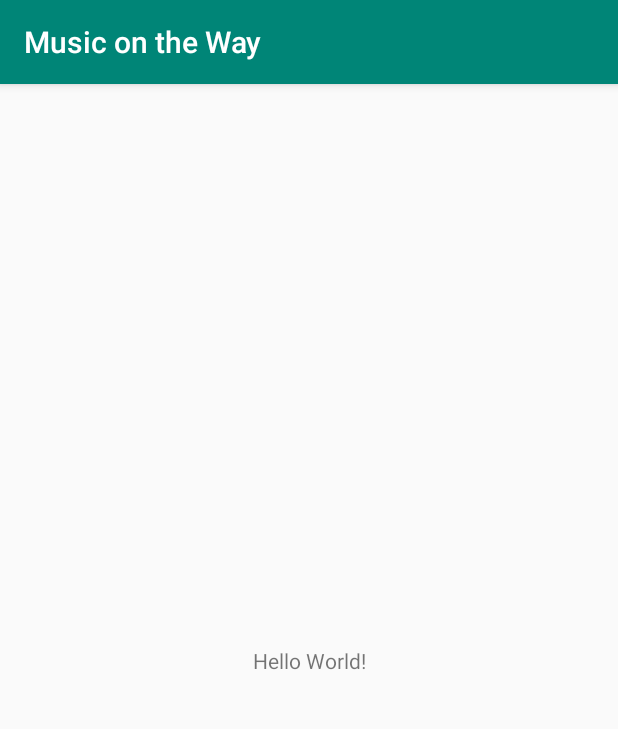
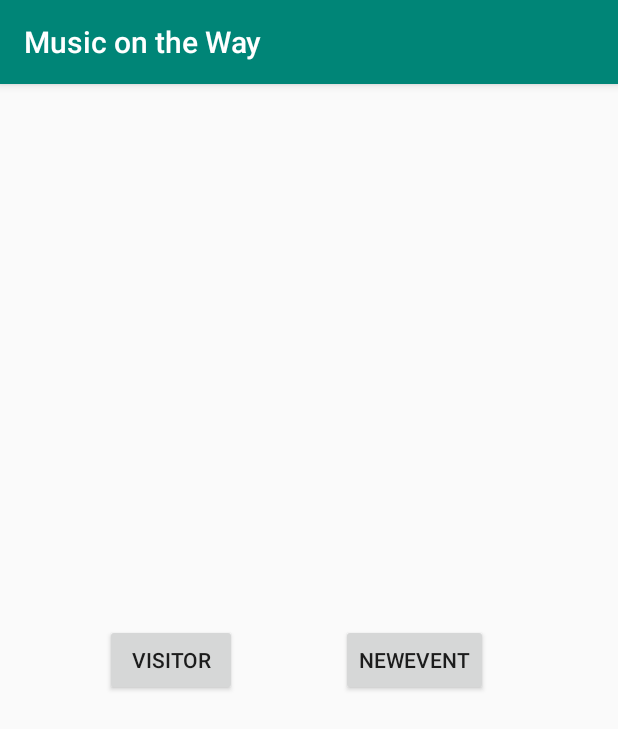
Before and after one commit to UlysseGebe/Music-on-the-Way, an Android app: the screen it shows after launch (MainActivity), on a phone screen of 412 x 824 dp. Shown: the top 729 px of the screen. Run offline under Robolectric (Android 15) with nearby library versions, the phone set to English and light mode, and no system bars.

Commit message:
AddEvent

```diff
--- a/app/src/main/AndroidManifest.xml
+++ b/app/src/main/AndroidManifest.xml
@@ -16,6 +16,7 @@
                 <category android:name="android.intent.category.LAUNCHER" />
             </intent-filter>
         </activity>
+        <activity android:name=".NewEvent"></activity>
     </application>
 
 </manifest>
--- a/app/src/main/java/com/hetic/musicontheway/MainActivity.kt
+++ b/app/src/main/java/com/hetic/musicontheway/MainActivity.kt
@@ -1,12 +1,20 @@
 package com.hetic.musicontheway
 
+import android.content.Intent
 import androidx.appcompat.app.AppCompatActivity
 import android.os.Bundle
+import kotlinx.android.synthetic.main.activity_main.*
 
 class MainActivity : AppCompatActivity() {
 
     override fun onCreate(savedInstanceState: Bundle?) {
         super.onCreate(savedInstanceState)
         setContentView(R.layout.activity_main)
+
+        Push.setOnClickListener {
+            val intent = Intent(this, NewEvent::class.java)
+            startActivity(intent)
+        }
+
     }
 }
--- a/app/src/main/res/layout/activity_main.xml
+++ b/app/src/main/res/layout/activity_main.xml
@@ -6,13 +6,24 @@
     android:layout_height="match_parent"
     tools:context=".MainActivity">
 
-    <TextView
+    <Button
+        android:id="@+id/Visitor"
         android:layout_width="wrap_content"
         android:layout_height="wrap_content"
-        android:text="Hello World!"
+        android:text="@string/Visitor"
         app:layout_constraintBottom_toBottomOf="parent"
-        app:layout_constraintLeft_toLeftOf="parent"
-        app:layout_constraintRight_toRightOf="parent"
+        app:layout_constraintEnd_toStartOf="@+id/Push"
+        app:layout_constraintStart_toStartOf="parent"
         app:layout_constraintTop_toTopOf="parent" />
 
+    <Button
+        android:id="@+id/Push"
+        android:layout_width="wrap_content"
+        android:layout_height="wrap_content"
+        android:text="@string/Push"
+        app:layout_constraintBottom_toBottomOf="parent"
+        app:layout_constraintEnd_toEndOf="parent"
+        app:layout_constraintHorizontal_bias="0.724"
+        app:layout_constraintStart_toStartOf="parent"
+        app:layout_constraintTop_toTopOf="parent" />
 </androidx.constraintlayout.widget.ConstraintLayout>
--- a/app/src/main/res/values/strings.xml
+++ b/app/src/main/res/values/strings.xml
@@ -1,3 +1,8 @@
 <resources>
     <string name="app_name">Music on the Way</string>
+    <string name="Visitor">Visitor</string>
+    <string name="Push">NewEvent</string>
+    <string name="Name">Event Name</string>
+    <string name="Info">Somes Informations</string>
+    <string name="Submit">Valider</string>
 </resources>
```
Also changed, not shown: app/src/main/java/com/hetic/musicontheway/Event.kt (added, +10 -0 lines), app/src/main/java/com/hetic/musicontheway/NewEvent.kt (added, +45 -0 lines), app/src/main/res/layout/activity_newevent.xml (added, +48 -0 lines).
